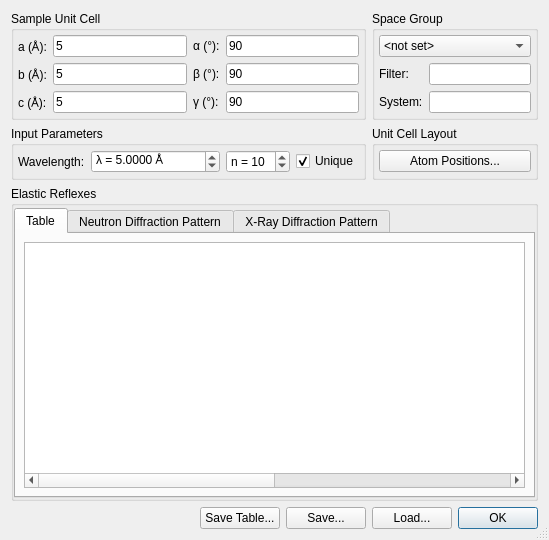
Above: ui/powder.ui from tweber-ill/frm_mirror-takin1 before the change. Below: the same form after it.
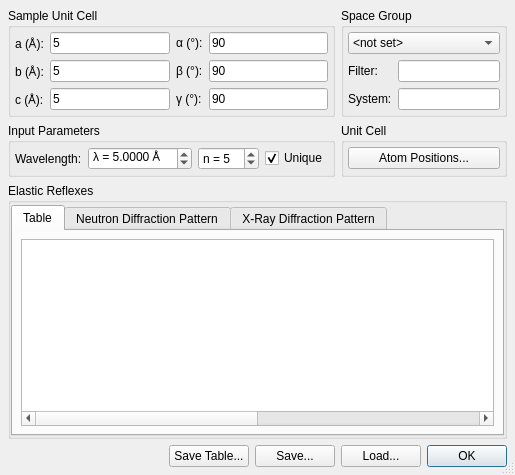
That is the form after the change. Custom widgets are drawn as their Qt base class.

```diff
--- a/ui/powder.ui
+++ b/ui/powder.ui
@@ -6,8 +6,8 @@
    <rect>
     <x>0</x>
     <y>0</y>
-    <width>549</width>
-    <height>540</height>
+    <width>514</width>
+    <height>475</height>
    </rect>
   </property>
   <property name="windowTitle">
@@ -17,6 +17,9 @@
    <bool>true</bool>
   </property>
   <layout class="QGridLayout" name="gridLayout_4">
+   <property name="margin">
+    <number>8</number>
+   </property>
    <item row="0" column="3" colspan="2">
     <widget class="QGroupBox" name="groupBox_2">
      <property name="sizePolicy">
@@ -102,7 +105,7 @@
       </sizepolicy>
      </property>
      <property name="title">
-      <string>Unit Cell Layout</string>
+      <string>Unit Cell</string>
      </property>
      <layout class="QGridLayout" name="gridLayout_5">
       <property name="margin">
@@ -155,7 +158,7 @@
          <number>1</number>
         </property>
         <property name="value">
-         <number>10</number>
+         <number>5</number>
         </property>
        </widget>
       </item>
```
